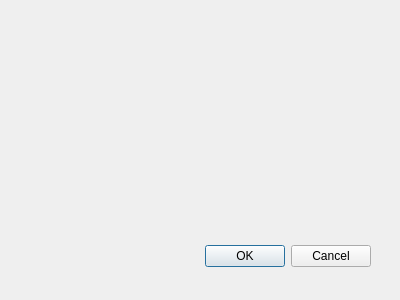
Old version of the form QtWorkoutSelectionWindow.ui in the repository Nicholas-LeBoeuf/WorkoutAppFinal.
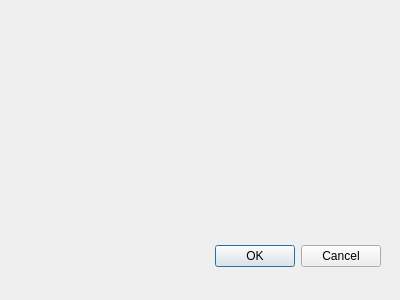
New version of the form.

Diff of the .ui file:
```diff
--- a/QtWorkoutSelectionWindow.ui
+++ b/QtWorkoutSelectionWindow.ui
@@ -16,7 +16,7 @@
   <widget class="QDialogButtonBox" name="buttonBox">
    <property name="geometry">
     <rect>
-     <x>30</x>
+     <x>40</x>
      <y>240</y>
      <width>341</width>
      <height>32</height>
```
Left out of the diff: 14 changed lines with no effect on the pictures.
